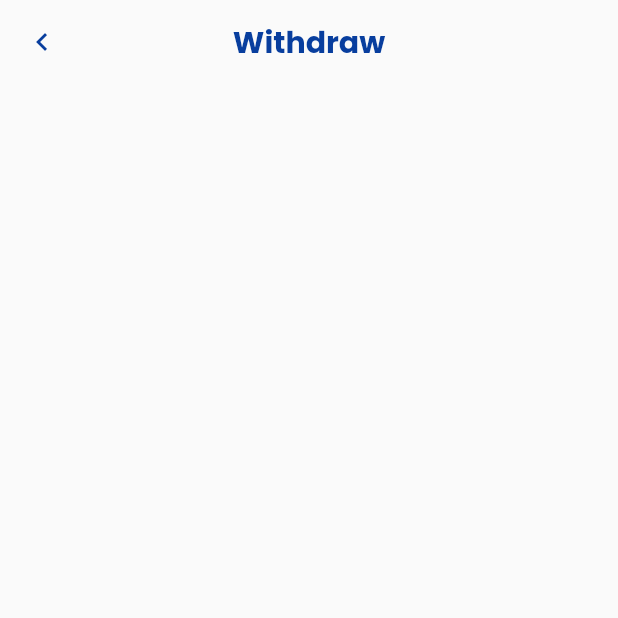
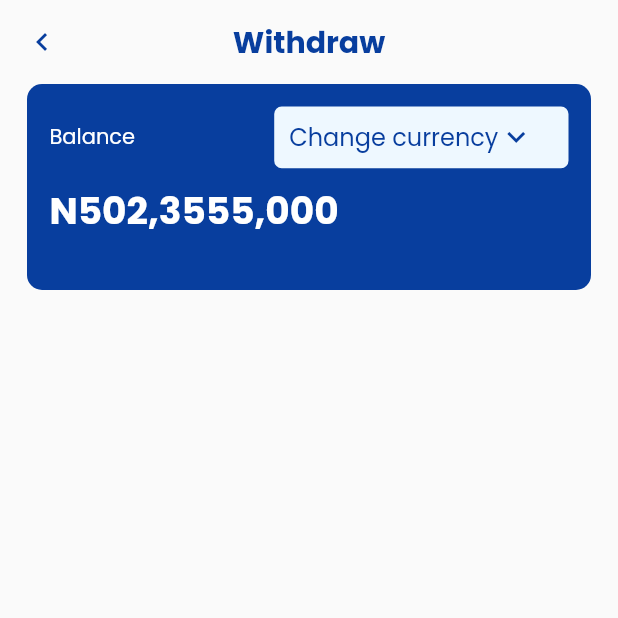
Before and after one commit to Atuoha/fintech_app_skins, a Flutter app: the Withdraw screen opened by its route, on a phone screen of 412 x 824 dp, the top half of it. Run offline on Flutter 3.47's test engine with Material 2 defaults, Android fonts, the phone set to English and light mode, and no system bars; our stand-ins replace curved_navigation_bar, loading_animation_widget, pin_code_fields.

Commit message:
task: refactoring balance container into a smaller widget inside components

```diff
--- /dev/null
+++ b/lib/components/balance_container.dart
@@ -0,0 +1,110 @@
+import 'package:flutter/material.dart';
+import '../constants/color.dart';
+
+class BalanceContainer extends StatefulWidget {
+  const BalanceContainer({Key? key}) : super(key: key);
+
+  @override
+  State<BalanceContainer> createState() => _BalanceContainerState();
+}
+
+class _BalanceContainerState extends State<BalanceContainer> {
+  final _currencies = [
+    'Change currency',
+    'NGN',
+    'CAD',
+    'USD',
+    'EURO',
+  ];
+
+  // ignore: prefer_typing_uninitialized_variables
+  var _currentCurrency;
+
+  @override
+  void initState() {
+    // TODO: implement initState
+    _currentCurrency = _currencies[0];
+    super.initState();
+  }
+
+  _changeCurrency(String value) {
+    setState(() {
+      _currentCurrency = value;
+    });
+  }
+
+  @override
+  Widget build(BuildContext context) {
+    Size size = MediaQuery.of(context).size;
+    return  Container(
+      padding: const EdgeInsets.symmetric(
+        vertical: 15,
+        horizontal: 15,
+      ),
+      height: size.height / 6,
+      width: double.infinity,
+      decoration: BoxDecoration(
+        borderRadius: BorderRadius.circular(10),
+        color: primaryColor,
+      ),
+      child: Column(
+        crossAxisAlignment: CrossAxisAlignment.start,
+        children: [
+          Row(
+            mainAxisAlignment: MainAxisAlignment.spaceBetween,
+            children: [
+              const Text(
+                'Balance',
+                style: TextStyle(
+                  color: Colors.white,
+                ),
+              ),
+              Container(
+                padding: const EdgeInsets.symmetric(horizontal: 10),
+                width: size.width / 2.1,
+                height: size.height * 0.05,
+                decoration: BoxDecoration(
+                  borderRadius: BorderRadius.circular(5),
+                  color: changeCurrencyBg,
+                ),
+                child: DropdownButton(
+                  icon: const Icon(
+                    Icons.keyboard_arrow_down,
+                    color: primaryColor,
+                  ),
+                  underline: const Text(''),
+                  value: _currentCurrency,
+                  items: _currencies
+                      .map(
+                        (data) => DropdownMenuItem(
+                      value: data,
+                      child: Text(
+                        data,
+                        style: const TextStyle(
+                          color: primaryColor,
+                        ),
+                      ),
+                    ),
+                  )
+                      .toList(),
+                  onChanged: (value) => _changeCurrency(
+                    value.toString(),
+                  ),
+                ),
+              )
+            ],
+          ),
+          const SizedBox(height: 10),
+          const Text(
+            'N502,3555,000',
+            style: TextStyle(
+              fontSize: 25,
+              fontWeight: FontWeight.w600,
+              color: Colors.white,
+            ),
+          )
+        ],
+      ),
+    );
+  }
+}
--- a/lib/components/bottom_sheet_card.dart
+++ b/lib/components/bottom_sheet_card.dart
@@ -85,7 +85,7 @@ class _CardBottomSheetState extends State<CardBottomSheet> {
                 ),
               )
             : Row(
-          mainAxisAlignment: MainAxisAlignment.center,
+                mainAxisAlignment: MainAxisAlignment.center,
                 children: [
                   widget.card.isActive
                       ? KElevatedButton(
@@ -98,7 +98,7 @@ class _CardBottomSheetState extends State<CardBottomSheet> {
                           icon: Icons.check_circle,
                           action: _toggleCardActivation,
                         ),
-                 const  SizedBox(width:10),
+                  const SizedBox(width: 10),
                   KElevatedButton(
                     title: 'Terminate',
                     icon: Icons.clear,
--- a/lib/screens/other/withdraw.dart
+++ b/lib/screens/other/withdraw.dart
@@ -1,6 +1,7 @@
 import 'package:flutter/material.dart';
 import 'package:flutter/services.dart';
 
+import '../../components/balance_container.dart';
 import '../../constants/color.dart';
 
 class Withdraw extends StatefulWidget {
@@ -43,6 +44,12 @@ class _WithdrawState extends State<Withdraw> {
           ),
         ),
       ),
+      body: Padding(
+        padding: const EdgeInsets.symmetric(horizontal: 18),
+        child: Column(children: [
+          const BalanceContainer(),
+        ],),
+      )
     );
   }
 }
```
Also changed, not shown: lib/screens/main/wallet.dart (+4 -96 lines), lib/screens/other/fund_wallet.dart (+32 -1 lines), lib/screens/other/subscription_details.dart (+32 -1 lines).
